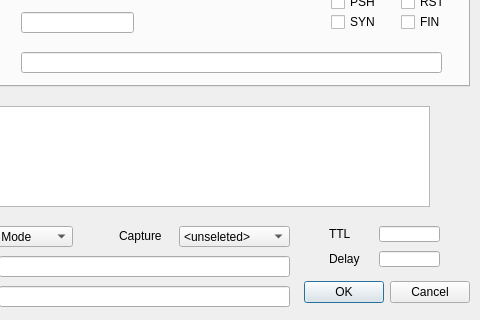
icpz/DokodemoSend, file newpacketdialog.ui: the form before one commit; both pictures show x 121 to 601 and y 164 to 484 of the 601 by 484 pixel window.
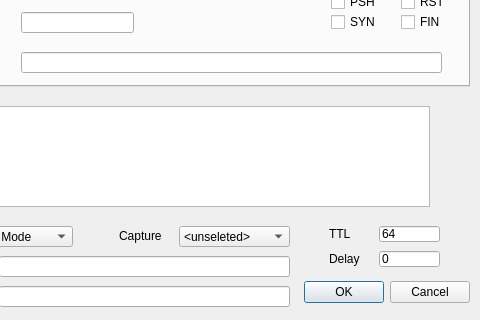
The form after the commit.

The edit to the form file:
```diff
--- a/newpacketdialog.ui
+++ b/newpacketdialog.ui
@@ -507,6 +507,9 @@
      <height>16</height>
     </rect>
    </property>
+   <property name="text">
+    <string>64</string>
+   </property>
   </widget>
   <widget class="QLineEdit" name="delayEdit">
    <property name="geometry">
@@ -517,6 +520,9 @@
      <height>16</height>
     </rect>
    </property>
+   <property name="text">
+    <string>0</string>
+   </property>
   </widget>
   <widget class="QLabel" name="label_5">
    <property name="geometry">
```
